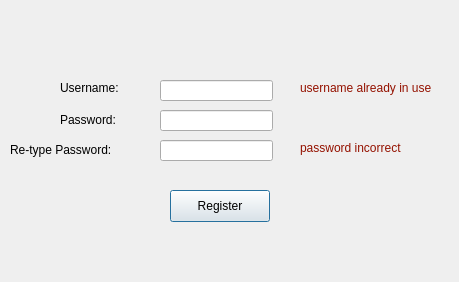
The window that FireboyWaterGirl/registerwindow.ui (yomnahisham/CSCE1101-03-CourseProject) describes before a commit, drawn with Qt 5.
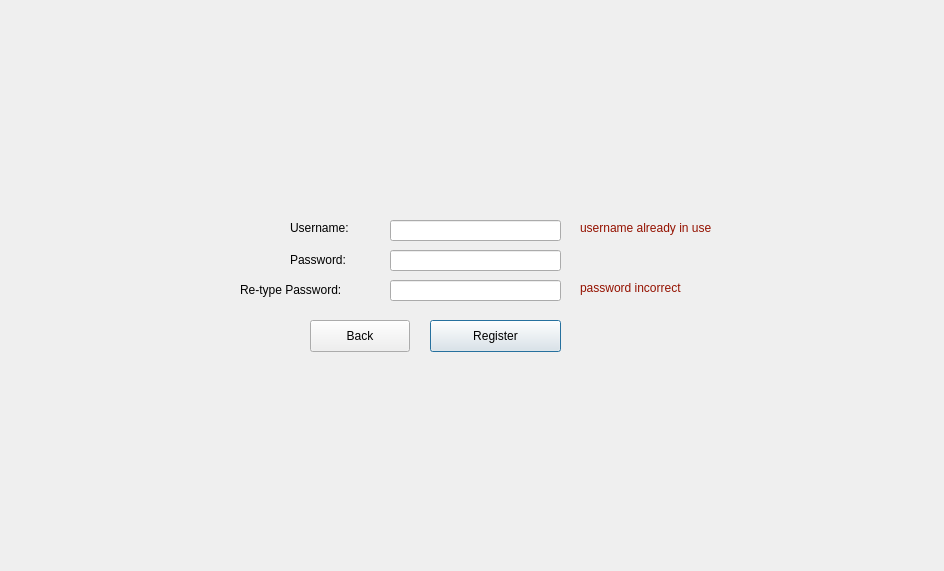
The same window after the commit.

Diff of the .ui file:
```diff
--- a/FireboyWaterGirl/registerwindow.ui
+++ b/FireboyWaterGirl/registerwindow.ui
@@ -6,8 +6,8 @@
    <rect>
     <x>0</x>
     <y>0</y>
-    <width>459</width>
-    <height>282</height>
+    <width>944</width>
+    <height>571</height>
    </rect>
   </property>
   <property name="windowTitle">
@@ -16,8 +16,8 @@
   <widget class="QLabel" name="userlabel">
    <property name="geometry">
     <rect>
-     <x>60</x>
-     <y>80</y>
+     <x>290</x>
+     <y>220</y>
      <width>91</width>
      <height>16</height>
     </rect>
@@ -29,8 +29,8 @@
   <widget class="QLabel" name="passlabel">
    <property name="geometry">
     <rect>
-     <x>60</x>
-     <y>110</y>
+     <x>290</x>
+     <y>250</y>
      <width>71</width>
      <height>20</height>
     </rect>
@@ -42,8 +42,8 @@
   <widget class="QLabel" name="repeatlabel">
    <property name="geometry">
     <rect>
-     <x>10</x>
-     <y>140</y>
+     <x>240</x>
+     <y>280</y>
      <width>111</width>
      <height>20</height>
     </rect>
@@ -55,9 +55,9 @@
   <widget class="QPushButton" name="regButton">
    <property name="geometry">
     <rect>
-     <x>170</x>
-     <y>190</y>
-     <width>100</width>
+     <x>430</x>
+     <y>320</y>
+     <width>131</width>
      <height>32</height>
     </rect>
    </property>
@@ -68,9 +68,9 @@
   <widget class="QLineEdit" name="userline">
    <property name="geometry">
     <rect>
-     <x>160</x>
-     <y>80</y>
-     <width>113</width>
+     <x>390</x>
+     <y>220</y>
+     <width>171</width>
      <height>21</height>
     </rect>
    </property>
@@ -78,9 +78,9 @@
   <widget class="QLineEdit" name="passline">
    <property name="geometry">
     <rect>
-     <x>160</x>
-     <y>110</y>
-     <width>113</width>
+     <x>390</x>
+     <y>250</y>
+     <width>171</width>
      <height>21</height>
     </rect>
    </property>
@@ -91,9 +91,9 @@
   <widget class="QLineEdit" name="repeatline">
    <property name="geometry">
     <rect>
-     <x>160</x>
-     <y>140</y>
-     <width>113</width>
+     <x>390</x>
+     <y>280</y>
+     <width>171</width>
      <height>21</height>
     </rect>
    </property>
@@ -104,8 +104,8 @@
   <widget class="QLabel" name="usererror">
    <property name="geometry">
     <rect>
-     <x>300</x>
-     <y>80</y>
+     <x>580</x>
+     <y>220</y>
      <width>161</width>
      <height>16</height>
     </rect>
@@ -117,8 +117,8 @@
   <widget class="QLabel" name="passerror">
    <property name="geometry">
     <rect>
-     <x>300</x>
-     <y>140</y>
+     <x>580</x>
+     <y>280</y>
      <width>161</width>
      <height>16</height>
     </rect>
@@ -127,6 +127,19 @@
     <string>&lt;html&gt;&lt;head/&gt;&lt;body&gt;&lt;p&gt;&lt;span style=&quot; color:#941100;&quot;&gt;password incorrect&lt;/span&gt;&lt;/p&gt;&lt;/body&gt;&lt;/html&gt;</string>
    </property>
   </widget>
+  <widget class="QPushButton" name="pushButton">
+   <property name="geometry">
+    <rect>
+     <x>310</x>
+     <y>320</y>
+     <width>100</width>
+     <height>32</height>
+    </rect>
+   </property>
+   <property name="text">
+    <string>Back</string>
+   </property>
+  </widget>
  </widget>
  <resources/>
  <connections/>
```
